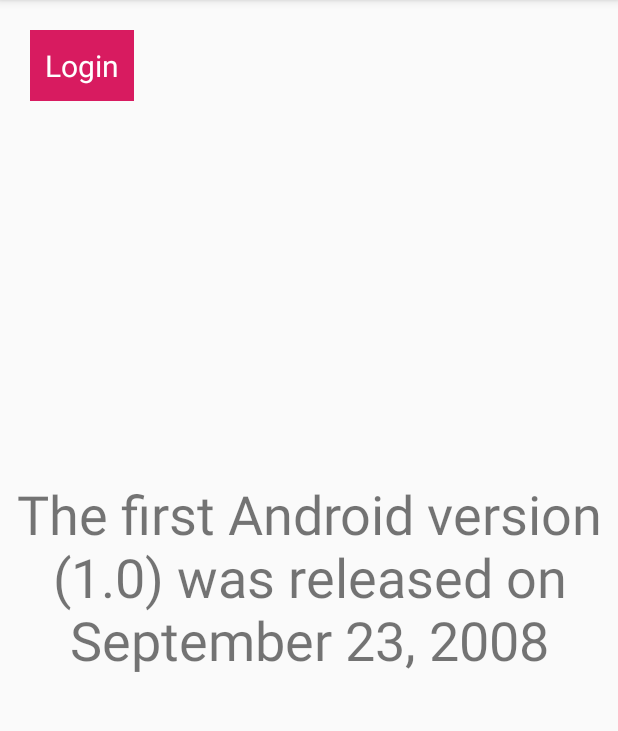
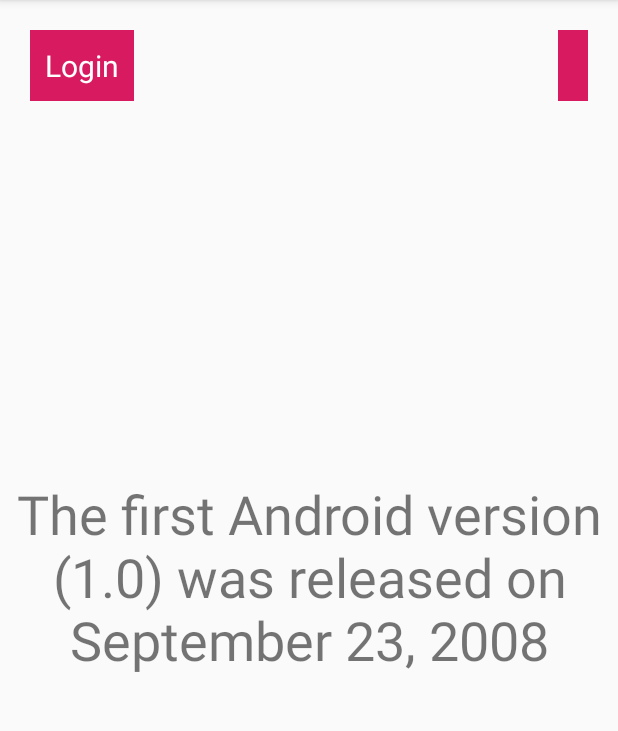
Before and after one commit to bekzad/login-sample, an Android app: the screen it shows after launch (MainActivity), on a phone screen of 412 x 824 dp, the part 84-815 px from its top. Run offline under Robolectric (Android 15) with nearby library versions, the phone set to English and light mode, and no system bars; our stand-ins replace Firebase (no records; nobody signed in at launch, a user with empty details on screens opened directly), data binding; libraries missing offline, so code that uses them is left out: com.firebase.ui.

Commit message:
Finished login

```diff
--- a/app/src/main/java/com/example/android/firebaseui_login_sample/FirebaseUserLiveData.kt
+++ b/app/src/main/java/com/example/android/firebaseui_login_sample/FirebaseUserLiveData.kt
@@ -39,6 +39,7 @@ class FirebaseUserLiveData : LiveData<FirebaseUser?>() {
         // TODO Use the FirebaseAuth instance instantiated at the beginning of the class to get an
         //  entry point into the Firebase Authentication SDK the app is using.
         //  With an instance of the FirebaseAuth class, you can now query for the current user.
+        value = firebaseAuth.currentUser
     }
 
     // When this object has an active observer, start observing the FirebaseAuth state to see if
--- a/app/src/main/java/com/example/android/firebaseui_login_sample/LoginViewModel.kt
+++ b/app/src/main/java/com/example/android/firebaseui_login_sample/LoginViewModel.kt
@@ -47,6 +47,13 @@ class LoginViewModel : ViewModel() {
     // TODO Create an authenticationState variable based off the FirebaseUserLiveData object. By
     //  creating this variable, other classes will be able to query for whether the user is logged
     //  in or not
+    val authenticationState = FirebaseUserLiveData().map { user ->
+        if (user != null) {
+            AuthenticationState.AUTHENTICATED
+        } else {
+            AuthenticationState.UNAUTHENTICATED
+        }
+    }
 
     /**
      * Gets a fact to display based on the user's set preference of which type of fact they want
@@ -59,6 +66,11 @@ class LoginViewModel : ViewModel() {
         val defaultFactType = context.resources.getStringArray(R.array.fact_type)[0]
         val funFactType = sharedPreferences.getString(factTypePreferenceKey, defaultFactType)
 
-        return androidFacts[Random.nextInt(0, androidFacts.size)]
+        if (funFactType == context.getString(R.string.fact_type_california)) {
+            return californiaFacts[Random.nextInt(0, californiaFacts.size)]
+        } else {
+            return androidFacts[Random.nextInt(0, androidFacts.size)]
+
+        }
     }
 }
--- a/app/src/main/java/com/example/android/firebaseui_login_sample/MainFragment.kt
+++ b/app/src/main/java/com/example/android/firebaseui_login_sample/MainFragment.kt
@@ -37,7 +37,7 @@ class MainFragment : Fragment() {
 
     companion object {
         const val TAG = "MainFragment"
-        const val SIGN_IN_RESULT_CODE = 1001
+        const val SIGN_IN_REQUEST_CODE = 1001
     }
 
     // Get a reference to the ViewModel scoped to this Fragment
@@ -49,10 +49,6 @@ class MainFragment : Fragment() {
     ): View? {
         binding = DataBindingUtil.inflate(inflater, R.layout.fragment_main, container, false)
 
-        // TODO Remove the two lines below once observeAuthenticationState is implemented.
-        binding.welcomeText.text = viewModel.getFactToDisplay(requireContext())
-        binding.authButton.text = getString(R.string.login_btn)
-
         return binding.root
     }
 
@@ -61,15 +57,29 @@ class MainFragment : Fragment() {
         observeAuthenticationState()
 
         binding.authButton.setOnClickListener {
-            // TODO call launchSignInFlow when authButton is clicked
+            launchSignInFlow()
+        }
+
+        binding.settingsBtn.setOnClickListener {
+            val action = MainFragmentDirections.actionMainFragmentToSettingsFragment()
+            findNavController().navigate(action)
         }
     }
 
     override fun onActivityResult(requestCode: Int, resultCode: Int, data: Intent?) {
         super.onActivityResult(requestCode, resultCode, data)
-        // TODO Listen to the result of the sign in process by filter for when
-        //  SIGN_IN_REQUEST_CODE is passed back. Start by having log statements to know
-        //  whether the user has signed in successfully
+        if (requestCode == SIGN_IN_REQUEST_CODE) {
+            val response = IdpResponse.fromResultIntent(data)
+            if (resultCode == Activity.RESULT_OK) {
+                // User successfully signed in
+                Log.i(TAG, "Successfully signed in user ${FirebaseAuth.getInstance().currentUser?.displayName}!")
+            } else {
+                // Sign in failed. If response is null the user canceled the
+                // sign-in flow using the back button. Otherwise check
+                // response.getError().getErrorCode() and handle the error.
+                Log.i(TAG, "Sign in unsuccessful ${response?.error?.errorCode}")
+            }
+        }
     }
 
     /**
@@ -80,16 +90,27 @@ class MainFragment : Fragment() {
     private fun observeAuthenticationState() {
         val factToDisplay = viewModel.getFactToDisplay(requireContext())
 
-        // TODO Use the authenticationState variable from LoginViewModel to update the UI
-        //  accordingly.
-        //
-        //  TODO If there is a logged-in user, authButton should display Logout. If the
-        //   user is logged in, you can customize the welcome message by utilizing
-        //   getFactWithPersonalition(). I
+        viewModel.authenticationState.observe(viewLifecycleOwner, Observer { authState ->
+            when(authState) {
+                LoginViewModel.AuthenticationState.AUTHENTICATED -> {
+                    binding.authButton.setOnClickListener {
+                        AuthUI.getInstance().signOut(requireContext())
+                    }
 
-        // TODO If there is no logged in user, authButton should display Login and launch the sign
-        //  in screen when clicked. There should also be no personalization of the message
-        //  displayed.
+                    binding.authButton.text = getString(R.string.logout_button_text)
+                    binding.welcomeText.text = getFactWithPersonalization(factToDisplay)
+                }
+
+                else -> {
+                    binding.authButton.setOnClickListener {
+                        launchSignInFlow()
+                    }
+
+                    binding.authButton.text = getString(R.string.login_button_text)
+                    binding.welcomeText.text = factToDisplay
+                }
+            }
+        })
     }
 
 
@@ -104,7 +125,26 @@ class MainFragment : Fragment() {
     }
 
     private fun launchSignInFlow() {
-        // TODO Complete this function by allowing users to register and sign in with
-        //  either their email address or Google account.
+        // Give users the option to sign in / register with their email or Google account.
+        // If users choose to register with their email,
+        // they will need to create a password as well.
+        val providers = arrayListOf(
+            AuthUI.IdpConfig.EmailBuilder().build(), AuthUI.IdpConfig.GoogleBuilder().build()
+
+            // This is where you can provide more ways for users to register and
+            // sign in.
+        )
+
+        // Create and launch sign-in intent.
+        // We listen to the response of this activity with the
+        // SIGN_IN_REQUEST_CODE
+        startActivityForResult(
+            AuthUI.getInstance()
+                .createSignInIntentBuilder()
+                .setAvailableProviders(providers)
+                .build(),
+            SIGN_IN_REQUEST_CODE
+        )
     }
+
 }
--- a/app/src/main/res/layout/fragment_main.xml
+++ b/app/src/main/res/layout/fragment_main.xml
@@ -37,6 +37,19 @@
                 tools:text="@string/login_button_text"/>
 
         <TextView
+            android:id="@+id/settings_btn"
+            android:layout_width="wrap_content"
+            android:layout_height="wrap_content"
+            android:layout_margin="@dimen/text_margin"
+            android:background="@color/colorAccent"
+            android:padding="@dimen/text_padding"
+            android:textColor="@color/white"
+            android:textSize="@dimen/button_text_size"
+            app:layout_constraintRight_toRightOf="parent"
+            app:layout_constraintTop_toTopOf="parent"
+            tools:text="@string/settings_btn"/>
+
+        <TextView
                 android:id="@+id/welcome_text"
                 android:layout_width="wrap_content"
                 android:layout_height="wrap_content"
--- a/app/src/main/res/navigation/nav_graph.xml
+++ b/app/src/main/res/navigation/nav_graph.xml
@@ -25,6 +25,9 @@
             android:id="@+id/mainFragment"
             android:name="com.example.android.firebaseui_login_sample.MainFragment"
             android:label="MainFragment">
+        <action
+            android:id="@+id/action_mainFragment_to_settingsFragment"
+            app:destination="@id/settingsFragment" />
     </fragment>
     <fragment
             android:id="@+id/settingsFragment"
--- a/build.gradle
+++ b/build.gradle
@@ -25,9 +25,10 @@ buildscript {
     dependencies {
         classpath 'com.android.tools.build:gradle:3.4.2'
         classpath "org.jetbrains.kotlin:kotlin-gradle-plugin:$kotlin_version"
-        classpath 'com.google.gms:google-services:4.2.0'
+        classpath 'com.google.gms:google-services:4.3.8'
         // NOTE: Do not place your application dependencies here; they belong
         // in the individual module build.gradle files
+        classpath("androidx.navigation:navigation-safe-args-gradle-plugin:2.3.5")
     }
 }
 
```
Also changed, not shown: app/build.gradle (+5 -2 lines), app/src/main/java/com/example/android/firebaseui_login_sample/LoginFragment.kt (+14 -0 lines), app/src/main/java/com/example/android/firebaseui_login_sample/SettingsFragment.kt (+14 -0 lines), 1 other file.
